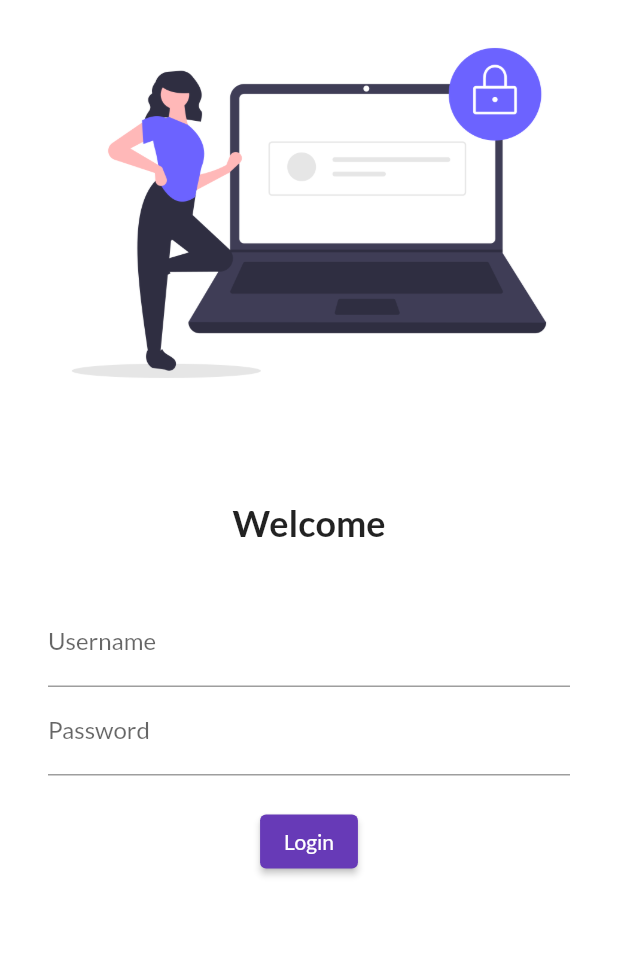
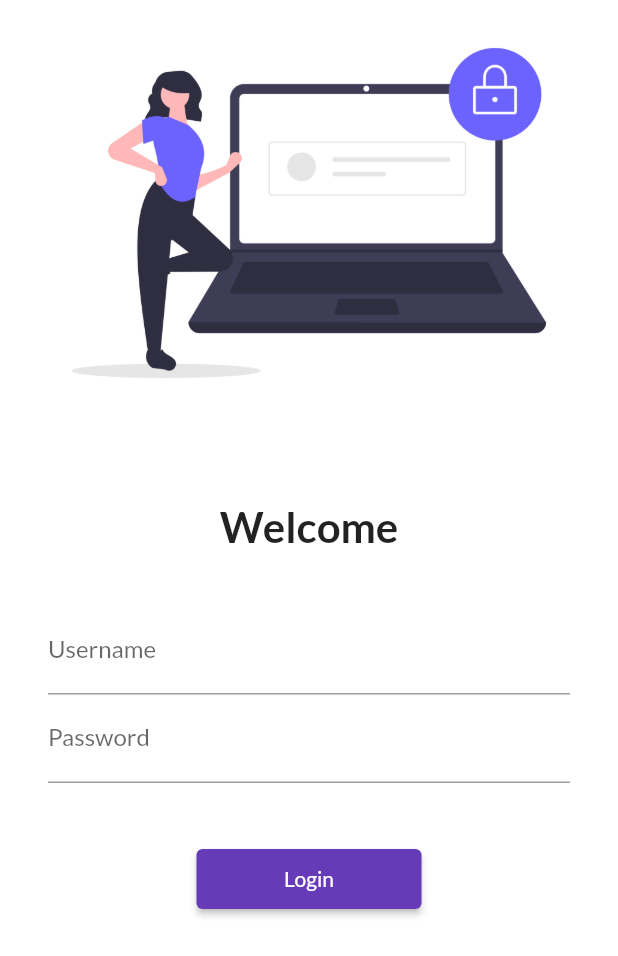
Before and after one commit to itztoqeer/30DaysOfFlutter, a Flutter app: the screen it shows after launch, on a phone screen of 412 x 824 dp. Shown: the top 956 px of the screen. Run offline on Flutter 3.47's test engine with Material 2 defaults, Android fonts, the phone set to English and light mode, and no system bars; our stand-ins replace google_fonts.

Commit message:
day 5 complete

```diff
--- a/lib/main.dart
+++ b/lib/main.dart
@@ -1,6 +1,7 @@
 import 'package:flutter/material.dart';
 import 'package:flutter_application_2/pages/home_page.dart';
 import 'package:flutter_application_2/pages/login_page.dart';
+import 'package:flutter_application_2/utils/routes.dart';
 import 'package:google_fonts/google_fonts.dart';
 
 void main() {
@@ -22,8 +23,8 @@ class MyApp extends StatelessWidget {
       initialRoute: "/",
       routes: {
         "/": (context) => LoginPage(),
-        "/home": (context) => HomePage(),
-        "/": (context) => LoginPage(),
+        MyRoutes.homeRoute: (context) => HomePage(),
+        MyRoutes.loginRoute: (context) => LoginPage(),
       },
     );
   }
--- a/lib/pages/login_page.dart
+++ b/lib/pages/login_page.dart
@@ -1,10 +1,12 @@
 import 'package:flutter/material.dart';
+import 'package:flutter_application_2/utils/routes.dart';
 
 class LoginPage extends StatelessWidget {
   @override
   Widget build(BuildContext context) {
     return Material(
         color: Colors.white,
+        child: SingleChildScrollView(
           child: Column(
             children: [
               Image.asset(
@@ -16,14 +18,14 @@ class LoginPage extends StatelessWidget {
               ),
               Text(
                 "Welcome",
-              style: TextStyle(fontSize: 24, fontWeight: FontWeight.bold),
+                style: TextStyle(fontSize: 28, fontWeight: FontWeight.bold),
               ),
               SizedBox(
                 height: 20.0,
               ),
               Padding(
-              padding:
-                  const EdgeInsets.symmetric(vertical: 16.0, horizontal: 32.0),
+                padding: const EdgeInsets.symmetric(
+                    vertical: 16.0, horizontal: 32.0),
                 child: Column(
                   children: [
                     TextFormField(
@@ -40,19 +42,20 @@ class LoginPage extends StatelessWidget {
                       ),
                     ),
                     SizedBox(
-                    height: 20.0,
+                      height: 40.0,
                     ),
                     ElevatedButton(
                       child: Text("Login"),
-                    style: TextButton.styleFrom(),
+                      style: TextButton.styleFrom(minimumSize: Size(150, 40)),
                       onPressed: () {
-                      print("Welcome to clicktoglobe");
+                        Navigator.pushNamed(context, MyRoutes.homeRoute);
                       },
                     ),
                   ],
                 ),
               )
             ],
+          ),
         ));
   }
 }
--- /dev/null
+++ b/lib/utils/routes.dart
@@ -0,0 +1,5 @@
+class MyRoutes {
+  static String loginRoute = "/login";
+
+  static String homeRoute = "/home";
+}
```
Lines whose indentation alone changed are shown as unchanged.
